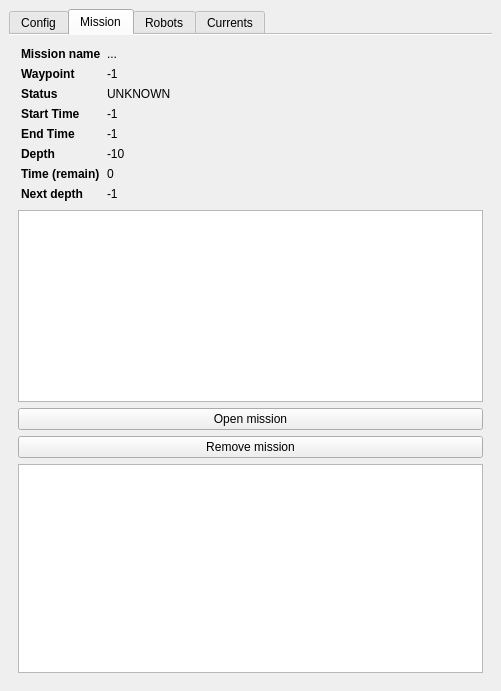
Above: seabot_dockwidget_base.ui from ThomasLeMezo/seabot2-qgis before the change. Below: the same form after it.
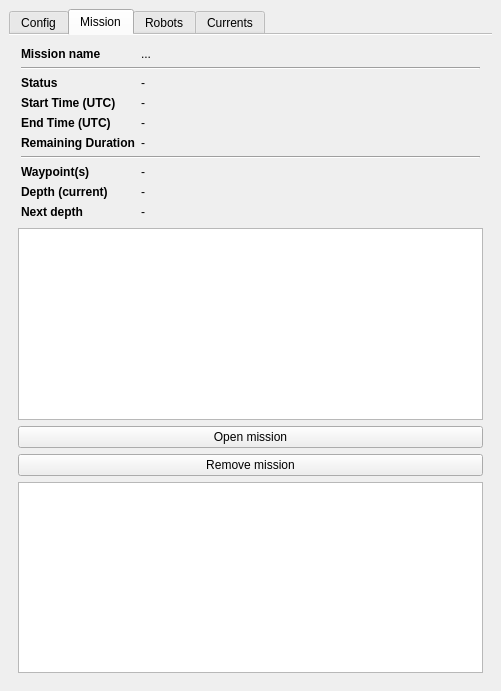
That is the form after the change. The open tabs and pages were chosen to show the change.

```diff
--- a/seabot_dockwidget_base.ui
+++ b/seabot_dockwidget_base.ui
@@ -164,7 +164,7 @@
          <widget class="QDateTimeEdit" name="dateTimeEdit_last_sync">
           <property name="dateTime">
            <datetime>
-            <hour>4</hour>
+            <hour>3</hour>
             <minute>0</minute>
             <second>0</second>
             <year>2018</year>
@@ -174,7 +174,7 @@
           </property>
           <property name="minimumDateTime">
            <datetime>
-            <hour>2</hour>
+            <hour>1</hour>
             <minute>0</minute>
             <second>0</second>
             <year>2014</year>
@@ -484,7 +484,7 @@
           <property name="bottomMargin">
            <number>3</number>
           </property>
-          <item row="0" column="0">
+          <item row="2" column="0">
            <widget class="QLabel" name="label_6">
             <property name="text">
              <string>&lt;html&gt;&lt;head/&gt;&lt;body&gt;&lt;p&gt;&lt;span style=&quot; font-weight:600;&quot;&gt;Mission name&lt;/span&gt;&lt;/p&gt;&lt;/body&gt;&lt;/html&gt;</string>
@@ -494,31 +494,21 @@
             </property>
            </widget>
           </item>
-          <item row="0" column="1">
+          <item row="2" column="1">
            <widget class="QLabel" name="label_mission_file">
             <property name="text">
              <string>...</string>
             </property>
            </widget>
           </item>
-          <item row="1" column="0">
-           <widget class="QLabel" name="label_3">
-            <property name="text">
-             <string>&lt;html&gt;&lt;head/&gt;&lt;body&gt;&lt;p&gt;&lt;span style=&quot; font-weight:600;&quot;&gt;Waypoint&lt;/span&gt;&lt;/p&gt;&lt;/body&gt;&lt;/html&gt;</string>
+          <item row="3" column="0" colspan="2">
+           <widget class="Line" name="line">
+            <property name="orientation">
+             <enum>Qt::Horizontal</enum>
             </property>
-            <property name="textFormat">
-             <enum>Qt::RichText</enum>
-            </property>
            </widget>
           </item>
-          <item row="1" column="1">
-           <widget class="QLabel" name="label_mission_waypoint_id">
-            <property name="text">
-             <string>-1</string>
-            </property>
-           </widget>
-          </item>
-          <item row="2" column="0">
+          <item row="4" column="0">
            <widget class="QLabel" name="label_2">
             <property name="text">
              <string>&lt;html&gt;&lt;head/&gt;&lt;body&gt;&lt;p&gt;&lt;span style=&quot; font-weight:600;&quot;&gt;Status&lt;/span&gt;&lt;/p&gt;&lt;/body&gt;&lt;/html&gt;</string>
@@ -528,58 +518,51 @@
             </property>
            </widget>
           </item>
-          <item row="2" column="1">
+          <item row="4" column="1">
            <widget class="QLabel" name="label_mission_status">
             <property name="text">
-             <string>UNKNOWN</string>
+             <string>-</string>
             </property>
            </widget>
           </item>
-          <item row="3" column="1">
+          <item row="5" column="0">
+           <widget class="QLabel" name="label_7">
+            <property name="text">
+             <string>&lt;html&gt;&lt;head/&gt;&lt;body&gt;&lt;p&gt;&lt;span style=&quot; font-weight:600;&quot;&gt;Start Time (UTC)&lt;/span&gt;&lt;/p&gt;&lt;/body&gt;&lt;/html&gt;</string>
+            </property>
+            <property name="textFormat">
+             <enum>Qt::RichText</enum>
+            </property>
+           </widget>
+          </item>
+          <item row="5" column="1">
            <widget class="QLabel" name="label_mission_start_time">
             <property name="text">
-             <string>-1</string>
+             <string>-</string>
             </property>
            </widget>
           </item>
-          <item row="4" column="0">
+          <item row="6" column="0">
            <widget class="QLabel" name="label_9">
             <property name="text">
-             <string>&lt;html&gt;&lt;head/&gt;&lt;body&gt;&lt;p&gt;&lt;span style=&quot; font-weight:600;&quot;&gt;End Time&lt;/span&gt;&lt;/p&gt;&lt;/body&gt;&lt;/html&gt;</string>
+             <string>&lt;html&gt;&lt;head/&gt;&lt;body&gt;&lt;p&gt;&lt;span style=&quot; font-weight:600;&quot;&gt;End Time (UTC)&lt;/span&gt;&lt;/p&gt;&lt;/body&gt;&lt;/html&gt;</string>
             </property>
             <property name="textFormat">
              <enum>Qt::RichText</enum>
             </property>
            </widget>
           </item>
-          <item row="4" column="1">
+          <item row="6" column="1">
            <widget class="QLabel" name="label_mission_end_time">
             <property name="text">
-             <string>-1</string>
-            </property>
-           </widget>
-          </item>
-          <item row="5" column="0">
-           <widget class="QLabel" name="label_4">
-            <property name="text">
-             <string>&lt;html&gt;&lt;head/&gt;&lt;body&gt;&lt;p&gt;&lt;span style=&quot; font-weight:600;&quot;&gt;Depth&lt;/span&gt;&lt;/p&gt;&lt;/body&gt;&lt;/html&gt;</string>
-            </property>
-            <property name="textFormat">
-             <enum>Qt::RichText</enum>
-            </property>
-           </widget>
-          </item>
-          <item row="5" column="1">
-           <widget class="QLabel" name="label_mission_depth">
-            <property name="text">
-             <string>-10</string>
+             <string>-</string>
             </property>
            </widget>
           </item>
           <item row="7" column="0">
            <widget class="QLabel" name="label_5">
             <property name="text">
-             <string>&lt;html&gt;&lt;head/&gt;&lt;body&gt;&lt;p&gt;&lt;span style=&quot; font-weight:600;&quot;&gt;Time (remain)&lt;/span&gt;&lt;/p&gt;&lt;/body&gt;&lt;/html&gt;</string>
+             <string>&lt;html&gt;&lt;head/&gt;&lt;body&gt;&lt;p&gt;&lt;span style=&quot; font-weight:600;&quot;&gt;Remaining Duration&lt;/span&gt;&lt;/p&gt;&lt;/body&gt;&lt;/html&gt;</string>
             </property>
             <property name="textFormat">
              <enum>Qt::RichText</enum>
@@ -589,11 +572,45 @@
           <item row="7" column="1">
            <widget class="QLabel" name="label_mission_time_remain">
             <property name="text">
-             <string>0</string>
+             <string>-</string>
             </property>
            </widget>
           </item>
-          <item row="8" column="0">
+          <item row="9" column="0">
+           <widget class="QLabel" name="label_3">
+            <property name="text">
+             <string>&lt;html&gt;&lt;head/&gt;&lt;body&gt;&lt;p&gt;&lt;span style=&quot; font-weight:600;&quot;&gt;Waypoint(s)&lt;/span&gt;&lt;/p&gt;&lt;/body&gt;&lt;/html&gt;</string>
+            </property>
+            <property name="textFormat">
+             <enum>Qt::RichText</enum>
+            </property>
+           </widget>
+          </item>
+          <item row="9" column="1">
+           <widget class="QLabel" name="label_mission_waypoint_id">
+            <property name="text">
+             <string>-</string>
+            </property>
+           </widget>
+          </item>
+          <item row="10" column="0">
+           <widget class="QLabel" name="label_4">
+            <property name="text">
+             <string>&lt;html&gt;&lt;head/&gt;&lt;body&gt;&lt;p&gt;&lt;span style=&quot; font-weight:600;&quot;&gt;Depth (current)&lt;/span&gt;&lt;/p&gt;&lt;/body&gt;&lt;/html&gt;</string>
+            </property>
+            <property name="textFormat">
+             <enum>Qt::RichText</enum>
+            </property>
+           </widget>
+          </item>
+          <item row="10" column="1">
+           <widget class="QLabel" name="label_mission_depth">
+            <property name="text">
+             <string>-</string>
+            </property>
+           </widget>
+          </item>
+          <item row="11" column="0">
            <widget class="QLabel" name="label_11">
             <property name="text">
              <string>&lt;html&gt;&lt;head/&gt;&lt;body&gt;&lt;p&gt;&lt;span style=&quot; font-weight:600;&quot;&gt;Next depth&lt;/span&gt;&lt;/p&gt;&lt;/body&gt;&lt;/html&gt;</string>
@@ -603,20 +620,17 @@
             </property>
            </widget>
           </item>
-          <item row="8" column="1">
+          <item row="11" column="1">
            <widget class="QLabel" name="label_mission_next_depth">
             <property name="text">
-             <string>-1</string>
+             <string>-</string>
             </property>
            </widget>
           </item>
-          <item row="3" column="0">
-           <widget class="QLabel" name="label_7">
-            <property name="text">
-             <string>&lt;html&gt;&lt;head/&gt;&lt;body&gt;&lt;p&gt;&lt;span style=&quot; font-weight:600;&quot;&gt;Start Time&lt;/span&gt;&lt;/p&gt;&lt;/body&gt;&lt;/html&gt;</string>
-            </property>
-            <property name="textFormat">
-             <enum>Qt::RichText</enum>
+          <item row="8" column="0" colspan="2">
+           <widget class="Line" name="line_3">
+            <property name="orientation">
+             <enum>Qt::Horizontal</enum>
             </property>
            </widget>
           </item>
@@ -694,13 +708,13 @@
            <bool>false</bool>
           </attribute>
           <attribute name="horizontalHeaderStretchLastSection">
-           <bool>true</bool>
+           <bool>false</bool>
           </attribute>
           <attribute name="verticalHeaderCascadingSectionResizes">
            <bool>true</bool>
           </attribute>
           <attribute name="verticalHeaderStretchLastSection">
-           <bool>true</bool>
+           <bool>false</bool>
           </attribute>
          </widget>
         </item>
@@ -774,7 +788,7 @@
              <widget class="QDateTimeEdit" name="dateTimeEdit_state_view_start">
               <property name="dateTime">
                <datetime>
-                <hour>6</hour>
+                <hour>5</hour>
                 <minute>0</minute>
                 <second>0</second>
                 <year>2018</year>
@@ -784,7 +798,7 @@
               </property>
               <property name="minimumDateTime">
                <datetime>
-                <hour>17</hour>
+                <hour>16</hour>
                 <minute>0</minute>
                 <second>0</second>
                 <year>2014</year>
@@ -817,7 +831,7 @@
              <widget class="QDateTimeEdit" name="dateTimeEdit_state_view_end">
               <property name="dateTime">
                <datetime>
-                <hour>6</hour>
+                <hour>5</hour>
                 <minute>0</minute>
                 <second>0</second>
                 <year>2050</year>
@@ -827,7 +841,7 @@
               </property>
               <property name="minimumDateTime">
                <datetime>
-                <hour>17</hour>
+                <hour>16</hour>
                 <minute>0</minute>
                 <second>0</second>
                 <year>2014</year>
```
